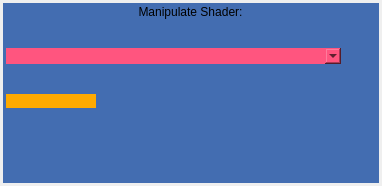
Before: the Qt Designer form src/developer/main/editshaders/widget/ui/editShaderUI.ui in code-google-com/mayatools, drawn with Qt 5.
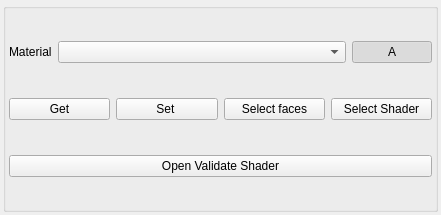
After: the same form once the commit is applied. Icons and pictures are not drawn.

```diff
--- a/src/developer/main/editshaders/widget/ui/editShaderUI.ui
+++ b/src/developer/main/editshaders/widget/ui/editShaderUI.ui
@@ -6,8 +6,8 @@
    <rect>
     <x>0</x>
     <y>0</y>
-    <width>382</width>
-    <height>186</height>
+    <width>441</width>
+    <height>215</height>
    </rect>
   </property>
   <property name="windowTitle">
@@ -15,65 +15,41 @@
   </property>
   <widget class="QWidget" name="centralwidget">
    <layout class="QVBoxLayout" name="verticalLayout_2">
-    <property name="spacing">
-     <number>1</number>
-    </property>
     <property name="margin">
      <number>3</number>
     </property>
     <item>
      <widget class="QGroupBox" name="groupBox">
-      <property name="styleSheet">
-       <string notr="true">background-color: rgb(67, 109, 177);
-border-style: outset;</string>
-      </property>
       <property name="title">
-       <string>Manipulate Shader:</string>
-      </property>
-      <property name="alignment">
-       <set>Qt::AlignCenter</set>
+       <string/>
       </property>
       <layout class="QVBoxLayout" name="verticalLayout">
-       <property name="spacing">
-        <number>3</number>
-       </property>
-       <property name="leftMargin">
-        <number>3</number>
-       </property>
-       <property name="topMargin">
-        <number>11</number>
-       </property>
-       <property name="rightMargin">
-        <number>3</number>
-       </property>
-       <property name="bottomMargin">
+       <property name="margin">
         <number>3</number>
        </property>
        <item>
         <layout class="QHBoxLayout" name="horizontalLayout_2">
-         <property name="topMargin">
-          <number>7</number>
-         </property>
+         <item>
+          <widget class="QLabel" name="label_2">
+           <property name="sizePolicy">
+            <sizepolicy hsizetype="Fixed" vsizetype="Preferred">
+             <horstretch>0</horstretch>
+             <verstretch>0</verstretch>
+            </sizepolicy>
+           </property>
+           <property name="text">
+            <string>Material</string>
+           </property>
+          </widget>
+         </item>
          <item>
           <widget class="QComboBox" name="cbbShadersScene">
            <property name="sizePolicy">
-            <sizepolicy hsizetype="Preferred" vsizetype="Preferred">
+            <sizepolicy hsizetype="Preferred" vsizetype="Fixed">
              <horstretch>0</horstretch>
              <verstretch>0</verstretch>
             </sizepolicy>
            </property>
-           <property name="styleSheet">
-            <string notr="true">background-color: rgb(255, 85, 127);</string>
-           </property>
-           <property name="minimumContentsLength">
-            <number>3</number>
-           </property>
-           <property name="iconSize">
-            <size>
-             <width>50</width>
-             <height>50</height>
-            </size>
-           </property>
           </widget>
          </item>
          <item>
@@ -84,36 +60,8 @@
              <verstretch>0</verstretch>
             </sizepolicy>
            </property>
-           <property name="styleSheet">
-            <string notr="true">QPushButton{
-background-color: rgb(170, 85, 127);
-border-style: outset;
-}
-QPushButton:hover
-{
-	border-width: 1px;
-    border-style: solid;	
-	border-color: white;
-}
-QPushButton:pressed
-{
-	border-width: 1px;
-    border-style: solid;	
-	border-color: rgb(48, 96, 144);
-};</string>
-           </property>
            <property name="text">
-            <string/>
-           </property>
-           <property name="icon">
-            <iconset>
-             <normaloff>:/Project/white, without circle/rew.png</normaloff>:/Project/white, without circle/rew.png</iconset>
-           </property>
-           <property name="iconSize">
-            <size>
-             <width>50</width>
-             <height>50</height>
-            </size>
+            <string>A</string>
            </property>
            <property name="checkable">
             <bool>true</bool>
@@ -127,68 +75,13 @@
        </item>
        <item>
         <layout class="QHBoxLayout" name="horizontalLayout_3">
-         <property name="spacing">
-          <number>3</number>
-         </property>
          <item>
           <widget class="QPushButton" name="btnGet">
            <property name="toolTip">
-            <string>&lt;!DOCTYPE HTML PUBLIC &quot;-//W3C//DTD HTML 4.0//EN&quot; &quot;http://www.w3.org/TR/REC-html40/strict.dtd&quot;&gt;
-&lt;html&gt;&lt;head&gt;&lt;meta name=&quot;qrichtext&quot; content=&quot;1&quot; /&gt;&lt;style type=&quot;text/css&quot;&gt;
-p, li { white-space: pre-wrap; }
-&lt;/style&gt;&lt;/head&gt;&lt;body style=&quot; font-family:'MS Shell Dlg 2'; font-size:8pt; font-weight:400; font-style:normal;&quot;&gt;
-&lt;p style=&quot; margin-top:12px; margin-bottom:12px; margin-left:0px; margin-right:0px; -qt-block-indent:0; text-indent:0px;&quot;&gt;&lt;span style=&quot; color:#ffffff;&quot;&gt;Chọn Shader được dùng bởi face được chọn.&lt;/span&gt;&lt;/p&gt;&lt;/body&gt;&lt;/html&gt;</string>
-           </property>
-           <property name="autoFillBackground">
-            <bool>false</bool>
-           </property>
-           <property name="styleSheet">
-            <string notr="true">QPushButton{
-background-color: rgb(255, 170, 0);
-border-style: outset;
-}
-QPushButton:hover
-{
-	border-width: 1px;
-    border-style: solid;	
-	border-color: white;
-	background-color: rgb(255, 170, 0);
-}
-QPushButton:pressed
-{
-	border-width: 1px;
-    border-style: solid;	
-	border-color: rgb(48, 96, 144);
-}</string>
-           </property>
-           <property name="inputMethodHints">
-            <set>Qt::ImhNone</set>
+            <string>&lt;html&gt;&lt;head/&gt;&lt;body&gt;&lt;p&gt;Chọn Shader được dùng bởi face được chọn.&lt;/p&gt;&lt;/body&gt;&lt;/html&gt;</string>
            </property>
            <property name="text">
-            <string/>
-           </property>
-           <property name="icon">
-            <iconset>
-             <normaloff>:/Project/white, without circle/add.png</normaloff>:/Project/white, without circle/add.png</iconset>
-           </property>
-           <property name="iconSize">
-            <size>
-             <width>50</width>
-             <height>50</height>
-            </size>
-           </property>
-           <property name="autoDefault">
-            <bool>false</bool>
-           </property>
-           <property name="default">
-            <bool>false</bool>
-           </property>
-           <property name="color" stdset="0">
-            <color>
-             <red>0</red>
-             <green>0</green>
-             <blue>0</blue>
-            </color>
+            <string>Get</string>
            </property>
           </widget>
          </item>
@@ -201,45 +94,10 @@
             </sizepolicy>
            </property>
            <property name="toolTip">
-            <string>&lt;html&gt;&lt;head/&gt;&lt;body&gt;&lt;p&gt;&lt;span style=&quot; color:#ffffff;&quot;&gt;Gán material cho faces được chọn. &lt;/span&gt;&lt;/p&gt;&lt;/body&gt;&lt;/html&gt;</string>
-           </property>
-           <property name="styleSheet">
-            <string notr="true">QPushButton{
-background-color: rgb(255, 85, 0);
-border-style: outset;
-}
-QPushButton:hover
-{
-	border-width: 1px;
-    border-style: solid;	
-	border-color: white;
-}
-QPushButton:pressed
-{
-	border-width: 1px;
-    border-style: solid;	
-	border-color: rgb(48, 96, 144);
-};</string>
+            <string>&lt;html&gt;&lt;head/&gt;&lt;body&gt;&lt;p&gt;Gán material cho faces được chọn. &lt;/p&gt;&lt;/body&gt;&lt;/html&gt;</string>
            </property>
            <property name="text">
-            <string/>
-           </property>
-           <property name="icon">
-            <iconset>
-             <normaloff>:/Project/white, without circle/heart.png</normaloff>:/Project/white, without circle/heart.png</iconset>
-           </property>
-           <property name="iconSize">
-            <size>
-             <width>50</width>
-             <height>50</height>
-            </size>
-           </property>
-           <property name="color" stdset="0">
-            <color>
-             <red>0</red>
-             <green>0</green>
-             <blue>0</blue>
-            </color>
+            <string>Set </string>
            </property>
           </widget>
          </item>
@@ -252,45 +110,10 @@
             </sizepolicy>
            </property>
            <property name="toolTip">
-            <string>&lt;html&gt;&lt;head/&gt;&lt;body&gt;&lt;p&gt;&lt;span style=&quot; color:#ffffff;&quot;&gt;Chọn Face sử dụng Material trên mesh được chọn.&lt;/span&gt;&lt;/p&gt;&lt;p&gt;&lt;span style=&quot; color:#ffffff;&quot;&gt;Nếu không có mesh được chọn, thì chọn trên toàn scene.&lt;/span&gt;&lt;/p&gt;&lt;/body&gt;&lt;/html&gt;</string>
-           </property>
-           <property name="styleSheet">
-            <string notr="true">QPushButton{
-background-color: rgb(85, 170, 0);
-border-style: outset;
-}
-QPushButton:hover
-{
-	border-width: 1px;
-    border-style: solid;	
-	border-color: white;
-}
-QPushButton:pressed
-{
-	border-width: 1px;
-    border-style: solid;	
-	border-color: rgb(48, 96, 144);
-};</string>
+            <string>&lt;html&gt;&lt;head/&gt;&lt;body&gt;&lt;p&gt;Chọn Face sử dụng Material trên mesh được chọn.&lt;/p&gt;&lt;p&gt;Nếu không có mesh được chọn, thì chọn trên toàn scene.&lt;/p&gt;&lt;/body&gt;&lt;/html&gt;</string>
            </property>
            <property name="text">
-            <string/>
-           </property>
-           <property name="icon">
-            <iconset>
-             <normaloff>:/Project/white, without circle/mail.png</normaloff>:/Project/white, without circle/mail.png</iconset>
-           </property>
-           <property name="iconSize">
-            <size>
-             <width>50</width>
-             <height>50</height>
-            </size>
-           </property>
-           <property name="color" stdset="0">
-            <color>
-             <red>0</red>
-             <green>0</green>
-             <blue>0</blue>
-            </color>
+            <string>Select faces</string>
            </property>
           </widget>
          </item>
@@ -303,45 +126,10 @@
             </sizepolicy>
            </property>
            <property name="toolTip">
-            <string>&lt;html&gt;&lt;head/&gt;&lt;body&gt;&lt;p&gt;&lt;span style=&quot; color:#ffffff;&quot;&gt;Tùy chỉnh shader được chọn.&lt;/span&gt;&lt;/p&gt;&lt;/body&gt;&lt;/html&gt;</string>
-           </property>
-           <property name="styleSheet">
-            <string notr="true">QPushButton{
-background-color: rgb(255, 0, 0);
-border-style: outset;
-}
-QPushButton:hover
-{
-	border-width: 1px;
-    border-style: solid;	
-	border-color: white;
-}
-QPushButton:pressed
-{
-	border-width: 1px;
-    border-style: solid;	
-	border-color: rgb(48, 96, 144);
-};</string>
+            <string>&lt;html&gt;&lt;head/&gt;&lt;body&gt;&lt;p&gt;Tùy chỉnh shader được chọn.&lt;/p&gt;&lt;/body&gt;&lt;/html&gt;</string>
            </property>
            <property name="text">
-            <string/>
-           </property>
-           <property name="icon">
-            <iconset>
-             <normaloff>:/Project/white, without circle/next.png</normaloff>:/Project/white, without circle/next.png</iconset>
-           </property>
-           <property name="iconSize">
-            <size>
-             <width>50</width>
-             <height>50</height>
-            </size>
-           </property>
-           <property name="color" stdset="0">
-            <color>
-             <red>0</red>
-             <green>0</green>
-             <blue>0</blue>
-            </color>
+            <string>Select Shader</string>
            </property>
           </widget>
          </item>
@@ -349,44 +137,8 @@
        </item>
        <item>
         <widget class="QPushButton" name="pushButton_2">
-         <property name="styleSheet">
-          <string notr="true">QPushButton{
-background-color: rgb(85, 170, 255);
-border-style: outset;
-}
-
-QPushButton:hover
-{
-	border-width: 1px;
-    border-style: solid;	
-	border-color: white;
-}
-QPushButton:pressed
-{
-	border-width: 1px;
-    border-style: solid;	
-	border-color: rgb(48, 96, 144);
-};</string>
-         </property>
          <property name="text">
-          <string/>
-         </property>
-         <property name="icon">
-          <iconset>
-           <normaloff>:/Project/white, without circle/share.png</normaloff>:/Project/white, without circle/share.png</iconset>
-         </property>
-         <property name="iconSize">
-          <size>
-           <width>50</width>
-           <height>50</height>
-          </size>
-         </property>
-         <property name="color" stdset="0">
-          <color>
-           <red>0</red>
-           <green>0</green>
-           <blue>0</blue>
-          </color>
+          <string>Open Validate Shader</string>
          </property>
         </widget>
        </item>
```
Left out of the diff: 4 changed lines with no effect on the pictures.
